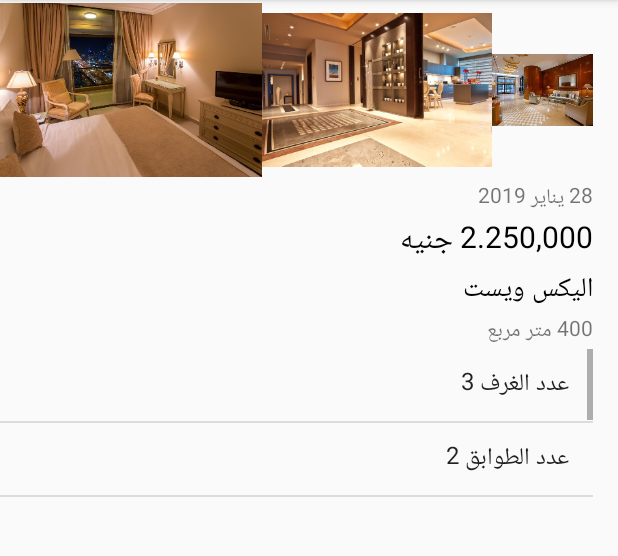
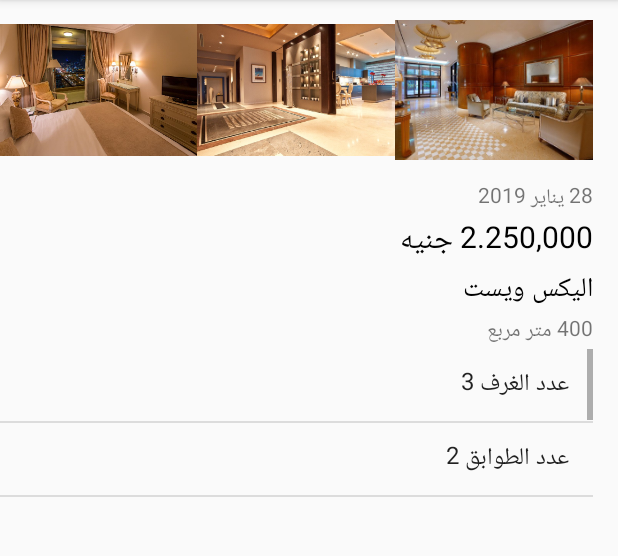
Before and after one commit to MohammedIbrahim01/RealEstateInvest, an Android app: the ApartmentDetailsFragment screen opened through its navigation route, on a phone screen of 412 x 824 dp, the part 84-640 px from its top. Run offline under Robolectric (Android 15) with nearby library versions, the phone set to English and light mode, and no system bars; 1 statement that could not run was skipped.

Commit message:
apartment details completed

```diff
--- a/app/src/main/res/layout/fragment_apartment_details.xml
+++ b/app/src/main/res/layout/fragment_apartment_details.xml
@@ -16,7 +16,7 @@
 
         <ImageView
             android:id="@+id/imageView5"
-            android:layout_width="wrap_content"
+            android:layout_width="0dp"
             android:layout_height="120dp"
             android:layout_weight="1"
             app:srcCompat="@drawable/image3" />
@@ -24,14 +24,14 @@
 
         <ImageView
             android:id="@+id/imageView6"
-            android:layout_width="wrap_content"
+            android:layout_width="0dp"
             android:layout_height="120dp"
             android:layout_weight="1"
             app:srcCompat="@drawable/image1" />
 
         <ImageView
             android:id="@+id/imageView7"
-            android:layout_width="wrap_content"
+            android:layout_width="0dp"
             android:layout_height="120dp"
             android:layout_weight="1"
             app:srcCompat="@drawable/image2" />
```
